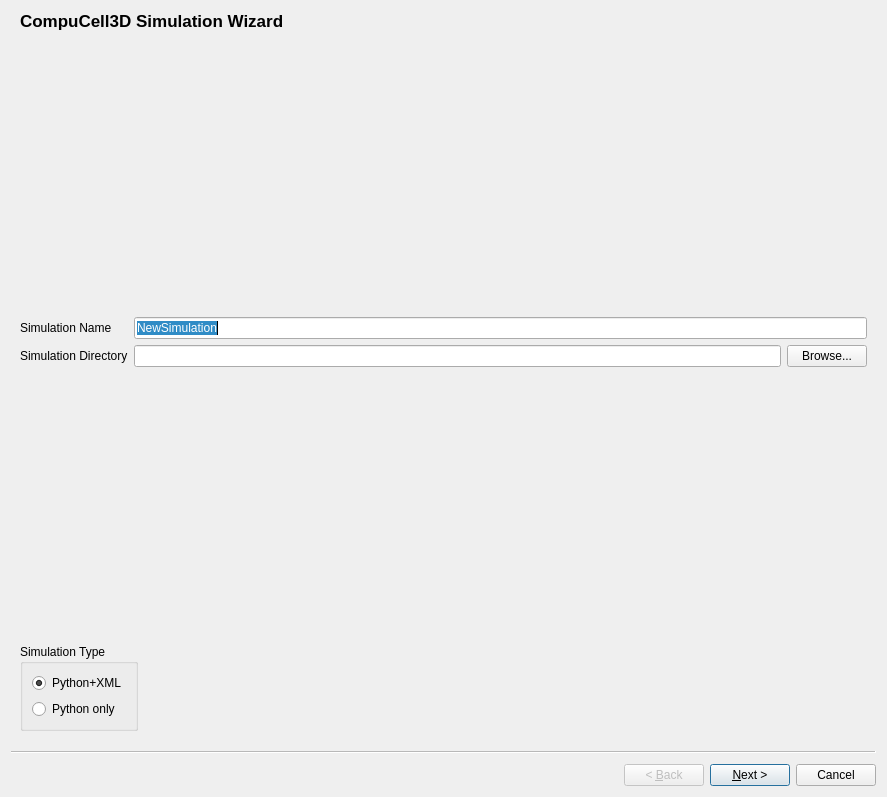
bartjuw/cc3d-twedit5, file cc3d/twedit5/Plugins/CC3DProject/NewSimulationWizard.ui: the form before one commit.
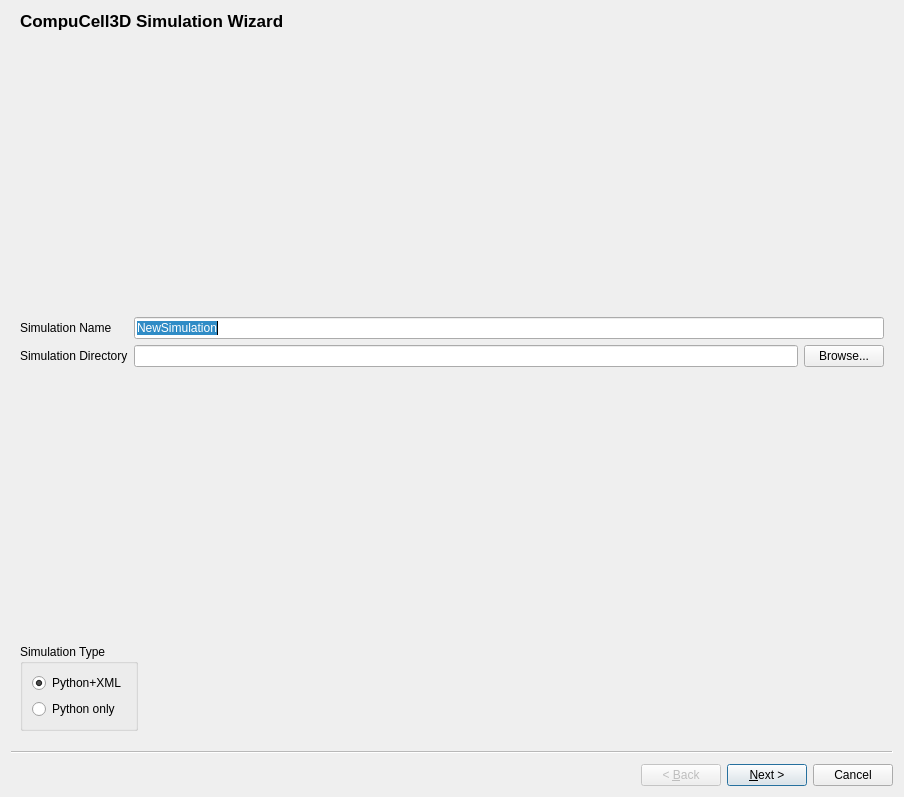
The form after the commit.

Diff of the .ui file:
```diff
--- a/cc3d/twedit5/Plugins/CC3DProject/NewSimulationWizard.ui
+++ b/cc3d/twedit5/Plugins/CC3DProject/NewSimulationWizard.ui
@@ -6,7 +6,7 @@
    <rect>
     <x>0</x>
     <y>0</y>
-    <width>887</width>
+    <width>904</width>
     <height>797</height>
    </rect>
   </property>
```
Left out of the diff: 25 changed lines with no effect on the pictures.
